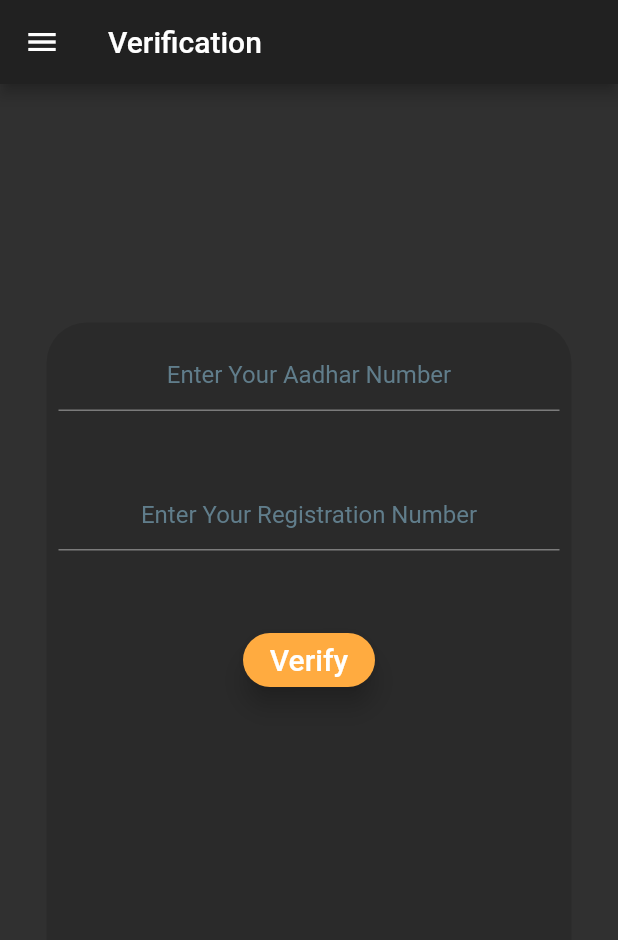
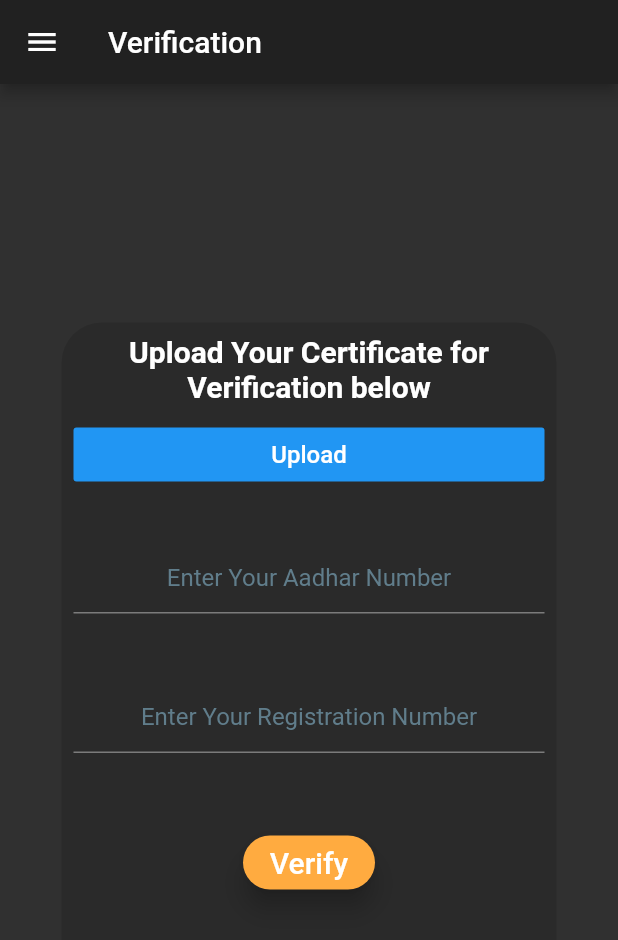
Before and after one commit to abhirup-deb/Hospital_Municipal_Portal, a Flutter app: the Verification screen opened by its route, on a phone screen of 412 x 824 dp. Shown: the top 940 px of the screen. Run offline on Flutter 3.47's test engine with Material 2 defaults, Android fonts, the phone set to English and light mode, and no system bars; our stand-ins replace file_picker, flushbar.

```diff
--- a/Desktop/hospital_portal/lib/screens/Verification.dart
+++ b/Desktop/hospital_portal/lib/screens/Verification.dart
@@ -3,6 +3,7 @@ import 'package:hospital_portal/screens/Homepage.dart';
 import 'package:hospital_portal/screens/Hospital.dart';
 import 'package:hospital_portal/screens/Registration.dart';
 import 'package:flushbar/flushbar.dart';
+import 'package:file_picker/file_picker.dart';
 
 class Verification extends StatefulWidget {
   static const String id = 'verification';
@@ -16,6 +17,8 @@ class _VerificationState extends  State<Verification>{
   bool _validate2 = false;
   final _aadhar = TextEditingController();
   final _register = TextEditingController();
+  String filePath;
+
 
   @override
   void dispose() {
@@ -23,6 +26,10 @@ class _VerificationState extends  State<Verification>{
     _register.dispose();
     super.dispose();
   }
+ Certi() async {
+   filePath = await FilePicker.getFilePath(type:FileType.ANY);
+   print(filePath);
+}
 
   @override
   Widget build(BuildContext context) {
@@ -73,14 +80,21 @@ class _VerificationState extends  State<Verification>{
           child: Container(
             padding: EdgeInsets.all(8.0),
             height: 450.0,
-            width: 350.0,
+            width: 330.0,
             decoration: BoxDecoration(borderRadius: BorderRadius.circular(27.0),color: Colors.black12),
             child: ListView(
 
               children: <Widget>[
+                Text('Upload Your Certificate for Verification below',textAlign: TextAlign.center,style: TextStyle(fontSize: 20.0,fontWeight: FontWeight.w600),),
+                SizedBox(
+                  height: 10.0,
+                ),
+                FlatButton(color:Colors.blue,onPressed: (){
+                  Certi();
+                  }, child: Text('Upload',style: TextStyle(fontSize: 16.0),)),
 
                 SizedBox(
-                  height: 3.0,
+                  height: 34.0,
                 ),
                 Container(height: 90.0,width:240.0,
                     child: TextField(style: TextStyle(color: Colors.white70),controller:_aadhar,textAlign: TextAlign.center,decoration: InputDecoration(
--- a/Desktop/hospital_portal/pubspec.yaml
+++ b/Desktop/hospital_portal/pubspec.yaml
@@ -22,6 +22,7 @@ dependencies:
 
   cupertino_icons: ^0.1.2
   flushbar: ^1.9.1
+  file_picker: ^1.4.3
 
 
 dev_dependencies:
```
Also changed, not shown: Desktop/hospital_portal/pubspec.lock.
